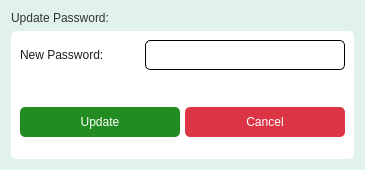
The window that app/src/ui/employee/update_password.ui (Kazu0210/Inventory-System) describes before a commit, drawn with Qt 5.
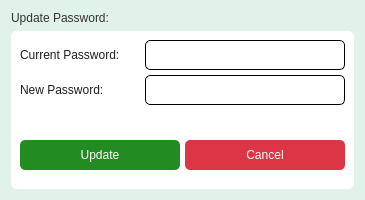
The same window after the commit.

What changed in the file:
```diff
--- a/app/src/ui/employee/update_password.ui
+++ b/app/src/ui/employee/update_password.ui
@@ -10,19 +10,19 @@
     <x>0</x>
     <y>0</y>
     <width>365</width>
-    <height>170</height>
+    <height>200</height>
    </rect>
   </property>
   <property name="minimumSize">
    <size>
     <width>365</width>
-    <height>170</height>
+    <height>200</height>
    </size>
   </property>
   <property name="maximumSize">
    <size>
     <width>365</width>
-    <height>170</height>
+    <height>200</height>
    </size>
   </property>
   <property name="windowTitle">
@@ -138,6 +138,71 @@
       <property name="bottomMargin">
        <number>9</number>
       </property>
+      <item>
+       <widget class="QFrame" name="frame_5">
+        <property name="frameShape">
+         <enum>QFrame::StyledPanel</enum>
+        </property>
+        <property name="frameShadow">
+         <enum>QFrame::Raised</enum>
+        </property>
+        <layout class="QHBoxLayout" name="horizontalLayout_4">
+         <property name="spacing">
+          <number>0</number>
+         </property>
+         <property name="leftMargin">
+          <number>0</number>
+         </property>
+         <property name="topMargin">
+          <number>0</number>
+         </property>
+         <property name="rightMargin">
+          <number>0</number>
+         </property>
+         <property name="bottomMargin">
+          <number>0</number>
+         </property>
+         <item>
+          <widget class="QLabel" name="label_3">
+           <property name="minimumSize">
+            <size>
+             <width>125</width>
+             <height>0</height>
+            </size>
+           </property>
+           <property name="maximumSize">
+            <size>
+             <width>125</width>
+             <height>16777215</height>
+            </size>
+           </property>
+           <property name="styleSheet">
+            <string notr="true">font: 63 10pt &quot;Noto Sans SemiBold&quot;;</string>
+           </property>
+           <property name="text">
+            <string>Current Password:</string>
+           </property>
+          </widget>
+         </item>
+         <item>
+          <widget class="QLineEdit" name="current_pass_lineEdit">
+           <property name="minimumSize">
+            <size>
+             <width>200</width>
+             <height>30</height>
+            </size>
+           </property>
+           <property name="maximumSize">
+            <size>
+             <width>200</width>
+             <height>30</height>
+            </size>
+           </property>
+          </widget>
+         </item>
+        </layout>
+       </widget>
+      </item>
       <item>
        <widget class="QFrame" name="frame_2">
         <property name="frameShape">
```
